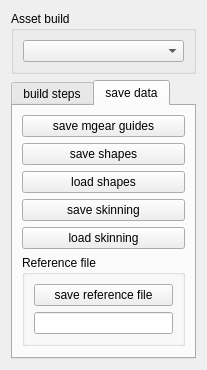
Above: pipeline/tools/resources/build_form.ui from danielkenobi3d/bgb_short before the change. Below: the same form after it.
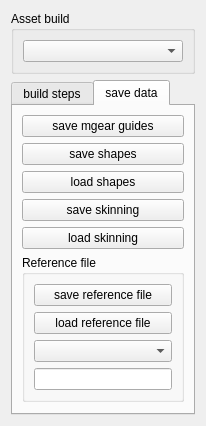
That is the form after the change. The open tabs and pages were chosen to show the change.

Diff of the .ui file:
```diff
--- a/pipeline/tools/resources/build_form.ui
+++ b/pipeline/tools/resources/build_form.ui
@@ -6,8 +6,8 @@
    <rect>
     <x>0</x>
     <y>0</y>
-    <width>207</width>
-    <height>357</height>
+    <width>206</width>
+    <height>412</height>
    </rect>
   </property>
   <property name="windowTitle">
@@ -111,6 +111,16 @@
               </property>
              </widget>
             </item>
+            <item>
+             <widget class="QPushButton" name="load_reference_file_btn">
+              <property name="text">
+               <string>load reference file</string>
+              </property>
+             </widget>
+            </item>
+            <item>
+             <widget class="QComboBox" name="comboBox_2"/>
+            </item>
             <item>
              <widget class="QLineEdit" name="file_name_lineEdit"/>
             </item>
```
Left out of the diff: 9 changed lines with no effect on the pictures.
